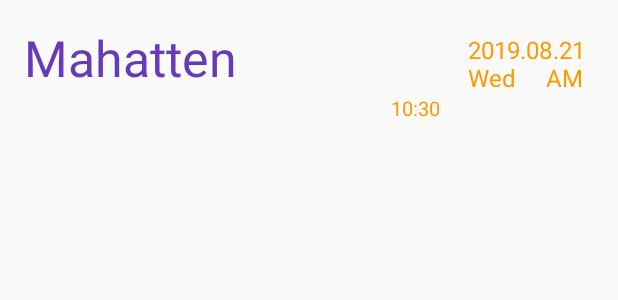
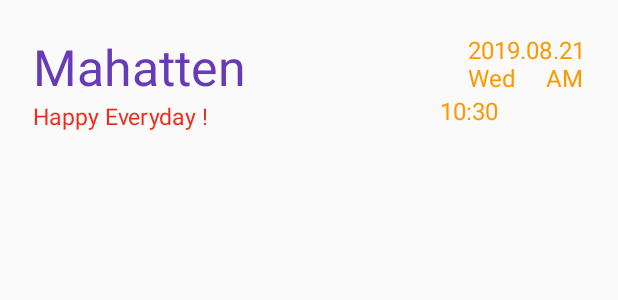
Before and after one commit to dizhuZheng/weather_forecast, an Android app: the layout content_show_info.xml on its own in the app's theme, with its tools: preview values and no code run, on a phone screen of 412 x 824 dp. Shown: the top 300 px of the screen. Run offline under Robolectric (Android 15) with nearby library versions, the phone set to English and light mode, and no system bars.

Commit message:
layout can contain other layouts

```diff
--- a/app/src/main/res/layout/content_show_info.xml
+++ b/app/src/main/res/layout/content_show_info.xml
@@ -6,13 +6,30 @@
     android:padding="16dp"
     android:orientation="horizontal"
     tools:context="com.hfad.weather_forecast.ShowInfoActivity">
-    <TextView
+    <LinearLayout
         android:layout_width="wrap_content"
         android:layout_height="wrap_content"
-        android:layout_gravity="left"
-        android:text="@string/location"
-        android:textSize="33dp"
-        android:textColor="@color/colorPurple"/>
+        android:orientation="vertical"
+        android:layout_gravity="right"
+        android:layout_weight="1"
+        android:padding="6dp" >
+
+        <TextView
+            android:layout_width="wrap_content"
+            android:layout_height="wrap_content"
+            android:layout_gravity="left"
+            android:text="@string/location"
+            android:textSize="33dp"
+            android:textColor="@color/colorPurple"/>
+        <TextView
+            android:layout_width="wrap_content"
+            android:layout_height="wrap_content"
+            android:layout_gravity="left"
+            android:text="@string/sentence"
+
+            android:textSize="15dp"
+            android:textColor="@color/colorRed"/>
+    </LinearLayout>
 
     <LinearLayout
         android:layout_width="wrap_content"
@@ -43,5 +60,6 @@
 
             android:textColor="@color/colorYellow"
             android:textSize="@dimen/w_56" />
+
     </LinearLayout>
 </LinearLayout>
--- a/app/src/main/res/values/colors.xml
+++ b/app/src/main/res/values/colors.xml
@@ -5,4 +5,5 @@
     <color name="colorPurple">#673AB7</color>
     <color name="colorPrimaryDark">#000000</color>
     <color name="colorAccent">#00BCD4</color>
+    <color name="colorRed">#EE2D1F</color>
 </resources>
--- a/app/src/main/res/values/dimens.xml
+++ b/app/src/main/res/values/dimens.xml
@@ -3,7 +3,7 @@
     <dimen name="activity_horizontal_margin">10dp</dimen>
     <dimen name="activity_vertical_margin">10dp</dimen>
     <dimen name="fab_margin">10dp</dimen>
-    <dimen name="w_56">13dp</dimen>
+    <dimen name="w_56">16dp</dimen>
     <dimen name="w_10">16dp</dimen>
     <dimen name="w_21">16dp</dimen>
 </resources>
--- a/app/src/main/res/values/strings.xml
+++ b/app/src/main/res/values/strings.xml
@@ -1,6 +1,7 @@
 <resources>
     <string name="app_name">Weather Forecast</string>
     <string name="location">Mahatten</string>
+    <string name="sentence">Happy Everyday !</string>
     <string name="time"></string>
     <string name="title_activity_show_info">dizhu</string>
     <string-array name="options">
```
